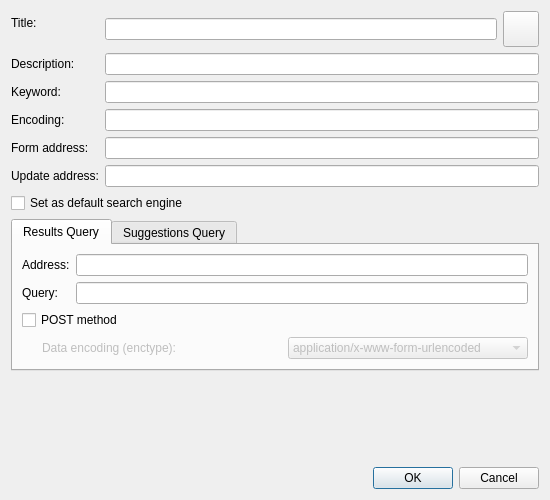
The window that src/ui/SearchEnginePropertiesDialog.ui (OtterBrowser/otter-browser) describes before a commit, drawn with Qt 5.
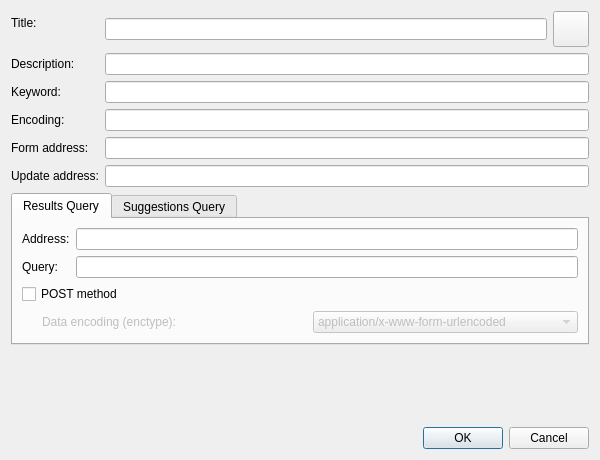
The same window after the commit. Custom widgets are drawn as their Qt base class.

Commit message: Use exclusive item checking to select default search engine

```diff
--- a/src/ui/SearchEnginePropertiesDialog.ui
+++ b/src/ui/SearchEnginePropertiesDialog.ui
@@ -6,8 +6,8 @@
    <rect>
     <x>0</x>
     <y>0</y>
-    <width>550</width>
-    <height>500</height>
+    <width>600</width>
+    <height>460</height>
    </rect>
   </property>
   <property name="windowTitle">
@@ -123,13 +123,6 @@
      </item>
     </layout>
    </item>
-   <item>
-    <widget class="QCheckBox" name="defaultSearchEngineCheckBox">
-     <property name="text">
-      <string>Set as default search engine</string>
-     </property>
-    </widget>
-   </item>
    <item>
     <widget class="QTabWidget" name="tabWidget">
      <property name="currentIndex">
```
Left out of the diff: 3 changed lines with no effect on the pictures. The commit also changes 6 other files.
